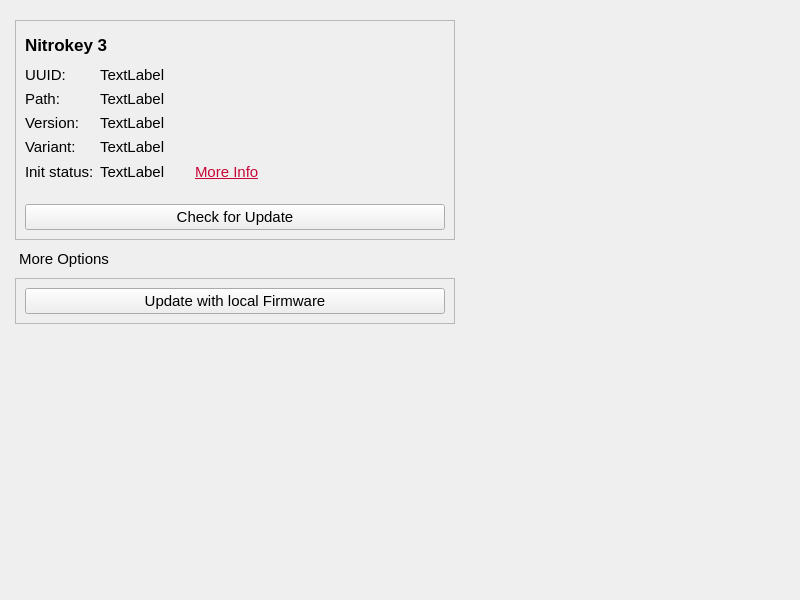
Before: the Qt Designer form nitrokeyapp/ui/overview_tab.ui in Nitrokey/nitrokey-app2, drawn with Qt 5.
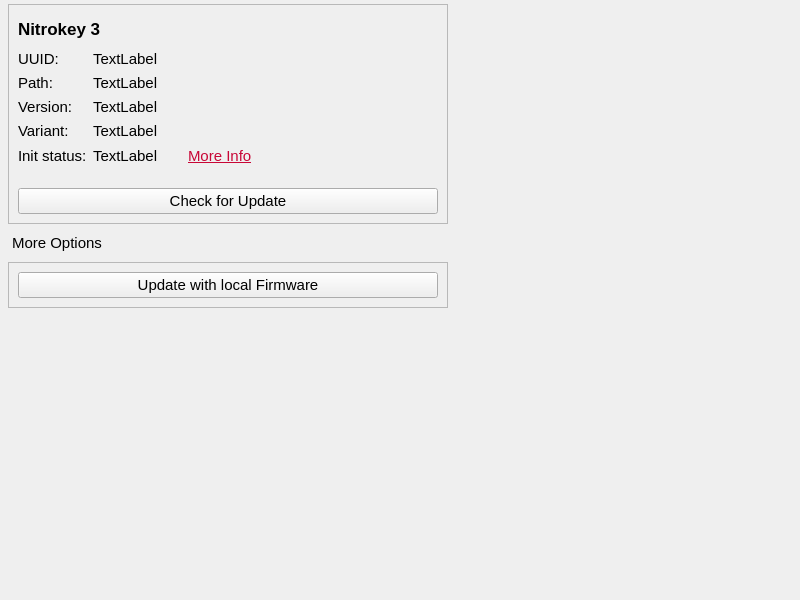
After: the same form once the commit is applied. Icons and pictures are not drawn.

```diff
--- a/nitrokeyapp/ui/overview_tab.ui
+++ b/nitrokeyapp/ui/overview_tab.ui
@@ -23,6 +23,12 @@
    <string notr="true"/>
   </property>
   <layout class="QVBoxLayout" name="verticalLayout">
+   <property name="leftMargin">
+     <number>4</number>
+   </property>
+   <property name="topMargin">
+     <number>0</number>
+   </property>   
    <item>
     <widget class="QScrollArea" name="___overview_space">
      <property name="autoFillBackground">
@@ -51,8 +57,8 @@
        <rect>
         <x>0</x>
         <y>0</y>
-        <width>788</width>
-        <height>588</height>
+        <width>800</width>
+        <height>600</height>
        </rect>
       </property>
       <property name="sizePolicy">
@@ -74,6 +80,9 @@
        <property name="bottomMargin">
         <number>4</number>
        </property>
+       <property name="topMargin">
+        <number>4</number>
+       </property>
        <item row="0" column="0">
         <widget class="QFrame" name="___nk3_info_space">
          <property name="enabled">
```
